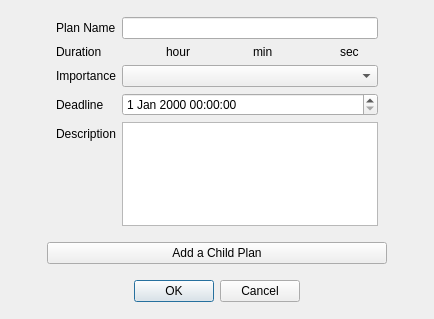
Qt form Src/uisingleplan.ui (kingold5/Timer) before a commit.
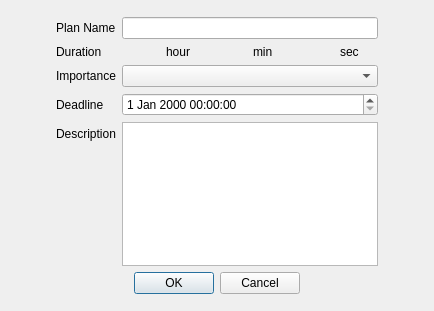
The same form after that commit. Custom widgets are drawn as their Qt base class.

Commit message: delete add childplan

The edit to the form file:
```diff
--- a/Src/uisingleplan.ui
+++ b/Src/uisingleplan.ui
@@ -7,7 +7,7 @@
     <x>0</x>
     <y>0</y>
     <width>434</width>
-    <height>319</height>
+    <height>311</height>
    </rect>
   </property>
   <property name="windowTitle">
@@ -151,55 +151,6 @@
      </item>
     </layout>
    </item>
-   <item>
-    <layout class="QHBoxLayout" name="horizontalLayout_3">
-     <property name="topMargin">
-      <number>10</number>
-     </property>
-     <property name="bottomMargin">
-      <number>10</number>
-     </property>
-     <item>
-      <spacer name="horizontalSpacer_3">
-       <property name="orientation">
-        <enum>Qt::Horizontal</enum>
-       </property>
-       <property name="sizeHint" stdset="0">
-        <size>
-         <width>40</width>
-         <height>20</height>
-        </size>
-       </property>
-      </spacer>
-     </item>
-     <item>
-      <widget class="QPushButton" name="pushButtonAddChildPlan">
-       <property name="minimumSize">
-        <size>
-         <width>340</width>
-         <height>0</height>
-        </size>
-       </property>
-       <property name="text">
-        <string>Add a Child Plan</string>
-       </property>
-      </widget>
-     </item>
-     <item>
-      <spacer name="horizontalSpacer_6">
-       <property name="orientation">
-        <enum>Qt::Horizontal</enum>
-       </property>
-       <property name="sizeHint" stdset="0">
-        <size>
-         <width>40</width>
-         <height>20</height>
-        </size>
-       </property>
-      </spacer>
-     </item>
-    </layout>
-   </item>
    <item>
     <layout class="QHBoxLayout" name="horizontalLayout_2">
      <property name="bottomMargin">
```
Left out of the diff: 35 changed lines with no effect on the pictures.
